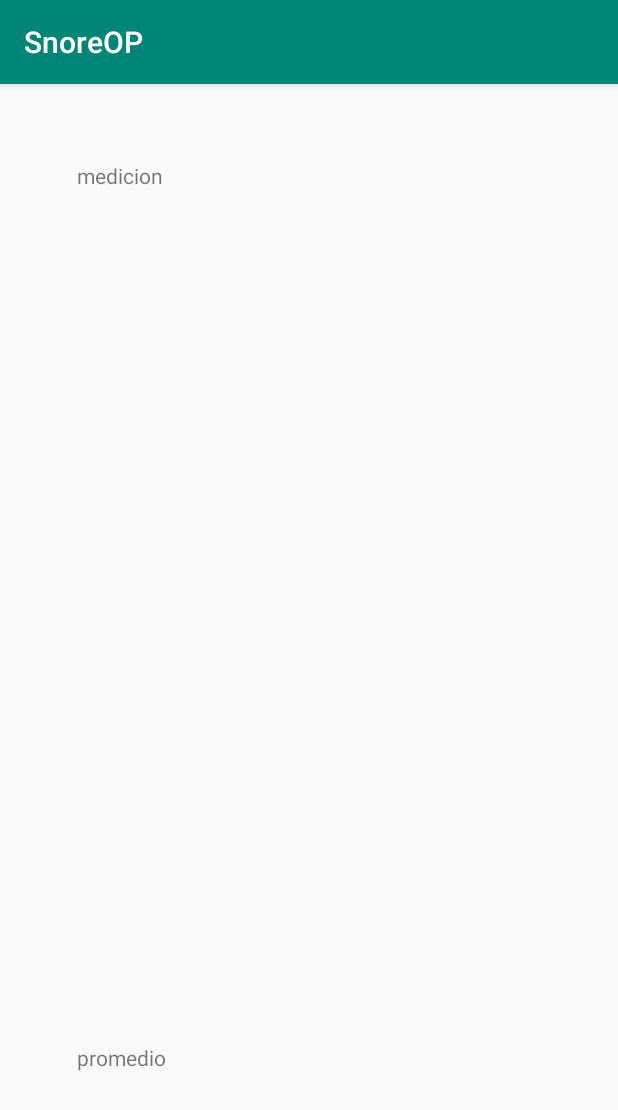
After one commit to n1m0d0/opronquido, an Android app: the Medicion screen opened directly, with no data from a screen before it, on a phone screen of 412 x 824 dp. The commit adds this screen. Shown: the top 1110 px of the screen. Run offline under Robolectric (Android 15) with nearby library versions, the phone set to English and light mode, and no system bars.

Commit message:
pantalla de configuracion,pantalla de medicion

```diff
--- a/app/src/main/AndroidManifest.xml
+++ b/app/src/main/AndroidManifest.xml
@@ -9,6 +9,7 @@
         android:roundIcon="@mipmap/ic_launcher_round"
         android:supportsRtl="true"
         android:theme="@style/AppTheme">
+        <activity android:name=".Medicion"></activity>
         <activity android:name=".MainActivity">
             <intent-filter>
                 <action android:name="android.intent.action.MAIN" />
--- /dev/null
+++ b/app/src/main/java/ajatic/com/snoreop/Medicion.java
@@ -0,0 +1,19 @@
+package ajatic.com.snoreop;
+
+import android.support.v7.app.AppCompatActivity;
+import android.os.Bundle;
+import android.widget.ListView;
+import android.widget.TextView;
+
+public class Medicion extends AppCompatActivity {
+    ListView lvMediciones;
+    TextView tvPromedio;
+
+    @Override
+    protected void onCreate(Bundle savedInstanceState) {
+        super.onCreate(savedInstanceState);
+        setContentView(R.layout.activity_medicion);
+        lvMediciones =findViewById(R.id.lvMediciones);
+        tvPromedio =findViewById(R.id.tvPromedio);
+    }
+}
--- /dev/null
+++ b/app/src/main/res/layout/activity_medicion.xml
@@ -0,0 +1,42 @@
+<?xml version="1.0" encoding="utf-8"?>
+<LinearLayout xmlns:android="http://schemas.android.com/apk/res/android"
+    android:orientation="vertical"
+    xmlns:tools="http://schemas.android.com/tools"
+    android:layout_width="match_parent"
+    android:layout_height="match_parent"
+    android:gravity="center">
+
+    <LinearLayout
+        android:layout_width="match_parent"
+        android:layout_height="match_parent"
+        android:layout_margin="@dimen/espacioentretextos"
+        android:gravity="center"
+        android:orientation="vertical"
+        android:padding="@dimen/dimensiontitulo"
+        android:weightSum="14">
+
+        <TextView
+            android:layout_width="match_parent"
+            android:layout_height="match_parent"
+            android:layout_margin="@dimen/espacioentretextos"
+            android:layout_weight="6"
+            android:text="@string/confmedicion"/>
+
+        <ListView
+            android:id="@+id/lvMediciones"
+            android:layout_width="match_parent"
+            android:layout_height="match_parent"
+            android:layout_weight="2">
+
+        </ListView>
+
+        <TextView
+            android:id="@+id/tvPromedio"
+            android:layout_width="match_parent"
+            android:layout_height="match_parent"
+            android:layout_margin="@dimen/espacioentretextos"
+            android:layout_weight="6"
+            android:text="@string/confpromedio" />
+    </LinearLayout>
+
+</LinearLayout>
--- /dev/null
+++ b/app/src/main/res/values/dimensiones.xml
@@ -0,0 +1,8 @@
+<?xml version="1.0" encoding="utf-8"?>
+<resources>
+    <dimen name="espacioentretextos">10dp</dimen>
+    <dimen name="dimensiontitulo">31dp</dimen>
+    <dimen name="dimensiontv">10dp</dimen>
+
+
+</resources>
--- a/app/src/main/res/values/strings.xml
+++ b/app/src/main/res/values/strings.xml
@@ -1,3 +1,7 @@
 <resources>
     <string name="app_name">SnoreOP</string>
+    <string name="confsiguiente">siguiente</string>
+    <string name="confpromedio">promedio</string>
+    <string name="confmedicion">medicion</string>
+
 </resources>
```
Also changed, not shown: app/src/main/java/ajatic/com/snoreop/MainActivity.java (+14 -0 lines), app/src/main/res/layout/activity_main.xml (+57 -10 lines).
